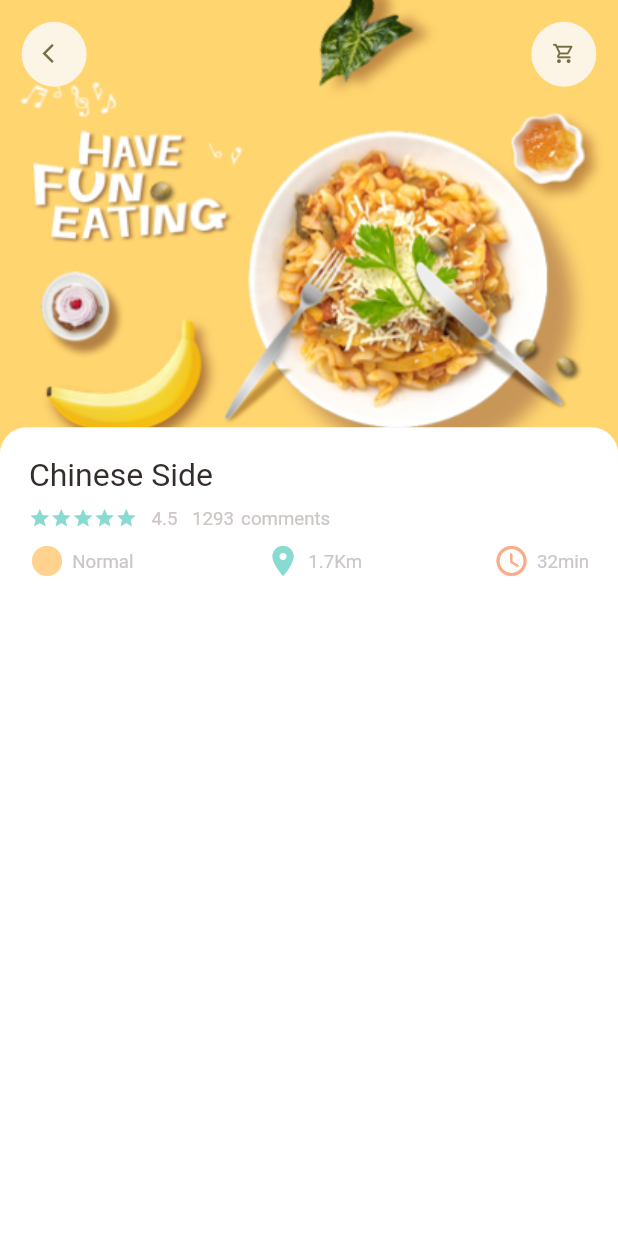
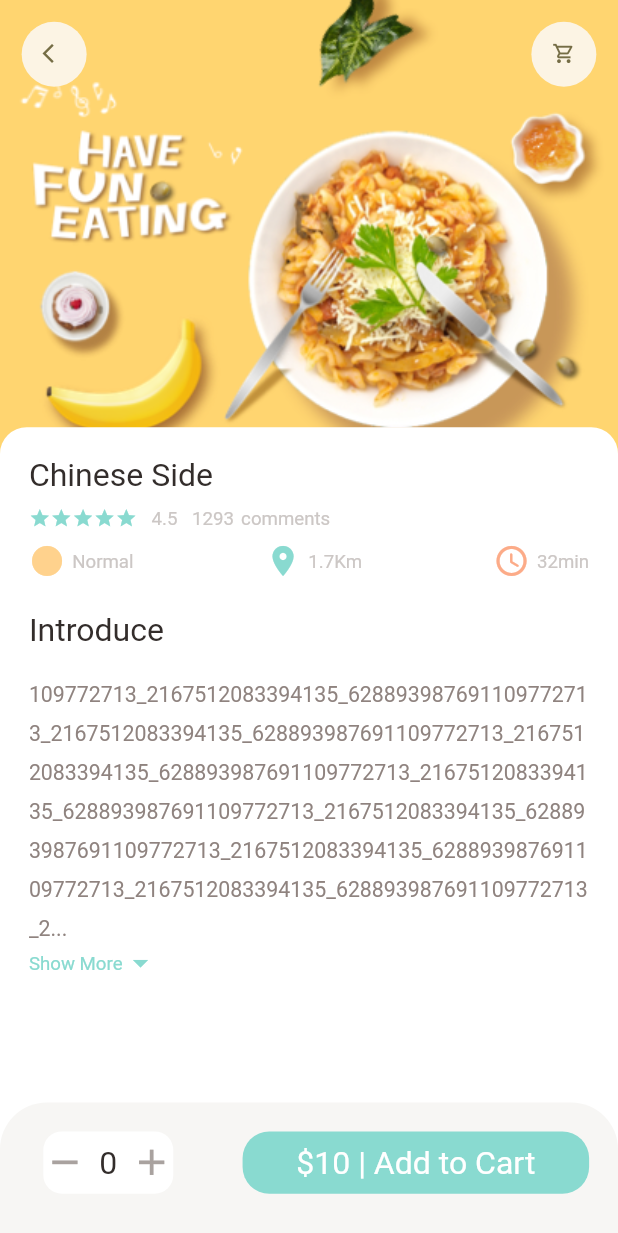
Before and after one commit to saqrelfirgany/Food_Flutter_App, a Flutter app: the screen it shows after launch, on a phone screen of 412 x 824 dp. Shown: the top 1233 px of the screen. Run offline on Flutter 3.47's test engine with Material 2 defaults, Android fonts, the phone set to English and light mode, and no system bars; our stand-ins replace dots_indicator, flutter_screenutil, get; statements that could not run were skipped.

Commit message:
Popular Food Details Ui done not commented or refactored yet

```diff
--- a/lib/screens/components.dart
+++ b/lib/screens/components.dart
@@ -5,14 +5,81 @@ import 'package:food_flutter_app/widgets/big_text.dart';
 import 'package:food_flutter_app/widgets/icon_with_text.dart';
 import 'package:food_flutter_app/widgets/small_text.dart';
 
-Widget buildSubHeaderDetails() {
+Widget buildBottomNavigationBar() {
+  return Container(
+    height: 100.h,
+    padding: EdgeInsetsDirectional.all(20.w),
+    decoration: BoxDecoration(
+      color: AppColors.buttonBackgroundColor,
+      borderRadius: BorderRadiusDirectional.only(
+        topStart: Radius.circular(35.r),
+        topEnd: Radius.circular(35.r),
+      ),
+    ),
+    child: Row(
+      mainAxisAlignment: MainAxisAlignment.spaceBetween,
+      crossAxisAlignment: CrossAxisAlignment.center,
+      children: [
+        Container(
+          height: 55.h,
+          width: 90.w,
+          margin: EdgeInsetsDirectional.only(
+            start: 10.w,
+            bottom: 10.h,
+          ),
+          decoration: BoxDecoration(
+            color: Colors.white,
+            borderRadius: BorderRadiusDirectional.circular(14.r),
+          ),
+          child: Row(
+            mainAxisAlignment: MainAxisAlignment.spaceBetween,
+            crossAxisAlignment: CrossAxisAlignment.center,
+            children: [
+              Icon(
+                Icons.remove,
+                color: AppColors.signColor,
+                size: 30.w,
+              ),
+              BigText(text: '0'),
+              Icon(
+                Icons.add,
+                color: AppColors.signColor,
+                size: 30.w,
+              ),
+            ],
+          ),
+        ),
+        Container(
+          height: 55.h,
+          width: 240.w,
+          margin: EdgeInsetsDirectional.only(
+            start: 10.w,
+            bottom: 10.h,
+          ),
+          decoration: BoxDecoration(
+            borderRadius: BorderRadiusDirectional.circular(20.r),
+            color: AppColors.mainColor,
+          ),
+          child: Center(
+            child: BigText(
+              text: '\$10 | Add to Cart',
+              color: Colors.white,
+            ),
+          ),
+        ),
+      ],
+    ),
+  );
+}
+
+Widget buildSubHeaderDetails({required String text}) {
   return Column(
     crossAxisAlignment: CrossAxisAlignment.start,
     children: [
       ///
       ///Sub Header Details - Food Name
       ///
-      BigText(text: 'Chinese Side'),
+      BigText(text: text),
       SizedBox(height: 10.h),
       Row(
         children: [
--- a/lib/screens/food/popular_food_details.dart
+++ b/lib/screens/food/popular_food_details.dart
@@ -2,7 +2,10 @@ import 'package:flutter/cupertino.dart';
 import 'package:flutter/material.dart';
 import 'package:flutter_screenutil/flutter_screenutil.dart';
 import 'package:food_flutter_app/helper/assets_helper.dart';
+import 'package:food_flutter_app/utils/colors.dart';
 import 'package:food_flutter_app/widgets/app_icon.dart';
+import 'package:food_flutter_app/widgets/big_text.dart';
+import 'package:food_flutter_app/widgets/expandable_text.dart';
 
 import '../components.dart';
 
@@ -11,9 +14,11 @@ class PopularFoodDetails extends StatelessWidget {
 
   @override
   Widget build(BuildContext context) {
-    return Scaffold(
-      body: SafeArea(
-        child: Stack(
+    return SafeArea(
+      child: Scaffold(
+        backgroundColor: Colors.white,
+        bottomNavigationBar: buildBottomNavigationBar(),
+        body: Stack(
           children: [
             PositionedDirectional(
               start: 0,
@@ -58,7 +63,32 @@ class PopularFoodDetails extends StatelessWidget {
                   ),
                   color: Colors.white,
                 ),
-                child: buildSubHeaderDetails(),
+                child: Column(
+                  crossAxisAlignment: CrossAxisAlignment.start,
+                  children: [
+                    buildSubHeaderDetails(text: 'Chinese Side'),
+                    SizedBox(height: 24.h),
+                    BigText(text: 'Introduce'),
+                    SizedBox(height: 18.h),
+                    const Expanded(
+                      child: SingleChildScrollView(
+                        child: ExpandableText(
+                          text: '109772713_2167512083394135_628893987691'
+                              '109772713_2167512083394135_628893987691'
+                              '109772713_2167512083394135_628893987691'
+                              '109772713_2167512083394135_628893987691'
+                              '109772713_2167512083394135_628893987691'
+                              '109772713_2167512083394135_628893987691'
+                              '109772713_2167512083394135_628893987691'
+                              '109772713_2167512083394135_628893987691'
+                              '109772713_2167512083394135_628893987691'
+                              '109772713_2167512083394135_628893987691'
+                              '109772713_2167512083394135_628893987691',
+                        ),
+                      ),
+                    ),
+                  ],
+                ),
               ),
             ),
           ],
--- a/lib/screens/home/food_page_body.dart
+++ b/lib/screens/home/food_page_body.dart
@@ -243,7 +243,7 @@ Widget buildSubHeaderHomePage() {
         ///
         ///Sub Header Details
         ///
-        child: buildSubHeaderDetails(),
+        child: buildSubHeaderDetails(text: 'Chinese Side'),
       ),
     ),
   );
--- /dev/null
+++ b/lib/widgets/expandable_text.dart
@@ -0,0 +1,76 @@
+import 'package:flutter/material.dart';
+import 'package:flutter_screenutil/flutter_screenutil.dart';
+import 'package:food_flutter_app/utils/colors.dart';
+import 'package:food_flutter_app/widgets/small_text.dart';
+
+class ExpandableText extends StatefulWidget {
+  final String text;
+
+  const ExpandableText({Key? key, required this.text}) : super(key: key);
+
+  @override
+  _ExpandableTextState createState() => _ExpandableTextState();
+}
+
+class _ExpandableTextState extends State<ExpandableText> {
+  late String firstHalf;
+  late String secondHalf;
+  bool hiddenText = true;
+  double textHeight = 320.h;
+
+  @override
+  void initState() {
+    super.initState();
+    if (widget.text.length > textHeight) {
+      firstHalf = widget.text.substring(0, textHeight.toInt());
+      secondHalf =
+          widget.text.substring(textHeight.toInt() + 1, widget.text.length);
+    } else {
+      firstHalf = widget.text;
+      secondHalf = "";
+    }
+  }
+
+  @override
+  Widget build(BuildContext context) {
+    return Container(
+      child: secondHalf.isEmpty
+          ? SmallText(
+              height: 1.8,
+              color: AppColors.paraColor,
+              size: 16,
+              text: firstHalf,
+            )
+          : Column(
+              children: [
+                SmallText(
+                  height: 1.8,
+                  color: AppColors.paraColor,
+                  size: 16,
+                  text: hiddenText
+                      ? (firstHalf + '...')
+                      : (firstHalf + secondHalf),
+                ),
+                InkWell(
+                  onTap: () {
+                    setState(() {
+                      hiddenText = !hiddenText;
+                    });
+                  },
+                  child: Row(
+                    children: [
+                      SmallText(text: 'Show More', color: AppColors.mainColor),
+                      Icon(
+                        hiddenText
+                            ? Icons.arrow_drop_down
+                            : Icons.arrow_drop_up,
+                        color: AppColors.mainColor,
+                      ),
+                    ],
+                  ),
+                ),
+              ],
+            ),
+    );
+  }
+}
```
Also changed, not shown: lib/screens/food/recommended_food_detail.dart (added).
